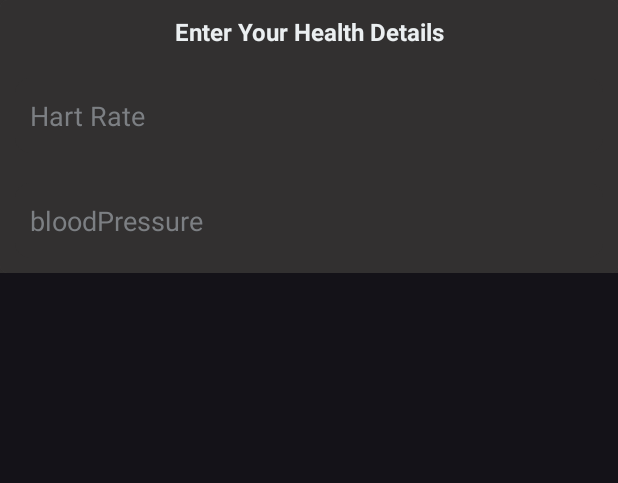
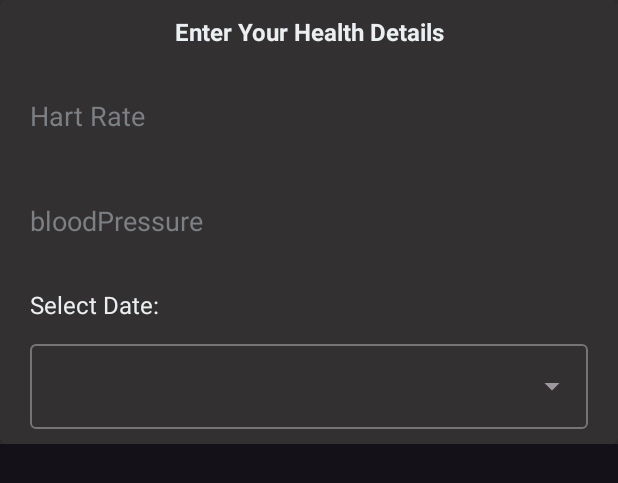
Before and after one commit to kavinda-100/EEI4369-Health-Tracker-App, an Android app: the layout health_input_dialog_box.xml on its own in the app's theme, with its tools: preview values and no code run, on a phone screen of 412 x 824 dp. Shown: the top 483 px of the screen. Run offline under Robolectric (Android 15) with nearby library versions, the phone set to English and light mode, and no system bars.

Commit message:
finish health summary linChart functionally and add a dropdown menu to add health summary dialog box.

```diff
--- a/app/src/main/res/layout/health_input_dialog_box.xml
+++ b/app/src/main/res/layout/health_input_dialog_box.xml
@@ -56,6 +56,38 @@
                 android:autofillHints="creditCardNumber"
                 android:inputType="number" />
 
+            <TextView
+                android:id="@+id/add_health_date_title"
+                android:layout_below="@+id/add_bloodPressure"
+                android:layout_width="match_parent"
+                android:layout_height="wrap_content"
+                android:text="@string/select_date"
+                android:textSize="16sp"
+                style="@style/primary_text"
+                android:textStyle="normal"
+                android:layout_marginHorizontal="10dp"
+                android:layout_marginTop="20dp" />
+
+            <com.google.android.material.textfield.TextInputLayout
+                android:id="@+id/add_health_date"
+                android:layout_below="@+id/add_health_date_title"
+                android:layout_width="match_parent"
+                android:layout_height="wrap_content"
+                android:layout_marginTop="10dp"
+                android:layout_marginHorizontal="10dp"
+                style="@style/Widget.MaterialComponents.TextInputLayout.OutlinedBox.ExposedDropdownMenu"
+                >
+
+                <com.google.android.material.textfield.MaterialAutoCompleteTextView
+                    android:id="@+id/add_health_date_text"
+                    android:layout_width="match_parent"
+                    android:layout_height="wrap_content"
+                    android:inputType="none"
+                    app:simpleItems="@array/daysOfWeek"
+                    />
+
+            </com.google.android.material.textfield.TextInputLayout>
+
         </RelativeLayout>
 
     </androidx.cardview.widget.CardView>
--- /dev/null
+++ b/app/src/main/res/values/arrays.xml
@@ -0,0 +1,12 @@
+<?xml version="1.0" encoding="utf-8"?>
+<resources>
+    <string-array name="daysOfWeek" >
+        <item>Monday</item>
+        <item>Tuesday</item>
+        <item>Wednesday</item>
+        <item>Thursday</item>
+        <item>Friday</item>
+        <item>Saturday</item>
+        <item>Sunday</item>
+    </string-array>
+</resources>
--- a/app/src/main/res/values/strings.xml
+++ b/app/src/main/res/values/strings.xml
@@ -104,4 +104,6 @@
     <string name="hart_rate">Hart Rate</string>
     <string name="bloodpressure">bloodPressure</string>
     <string name="enter_your_health_details">Enter Your Health Details</string>
+    <string name="select_day">select day</string>
+    <string name="select_date">Select Date:</string>
 </resources>
```
Also changed, not shown: app/src/main/java/com/s22010170/heathtrakerapp/HomeFragment.java (+15 -5 lines), app/src/main/java/com/s22010170/heathtrakerapp/utils/DataBaseHelper.java (+13 -9 lines), app/src/main/java/com/s22010170/heathtrakerapp/utils/Tempo.java (+15 -0 lines), app/src/main/res/layout/dropdown_text.xml (added, +14 -0 lines).
